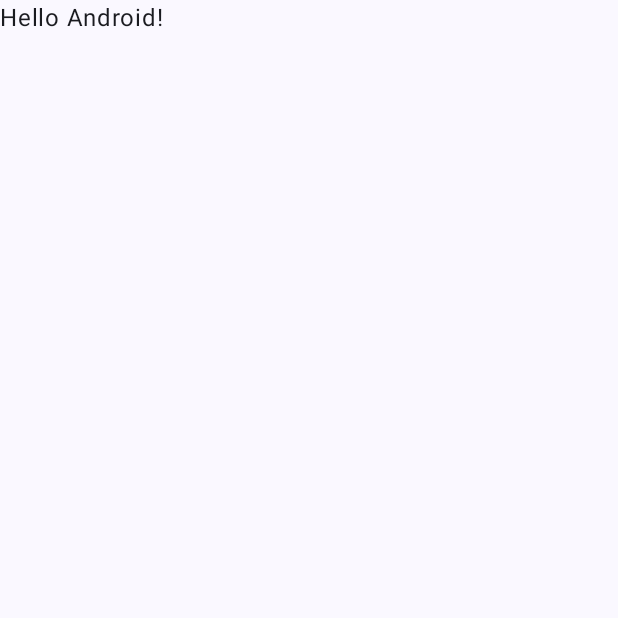
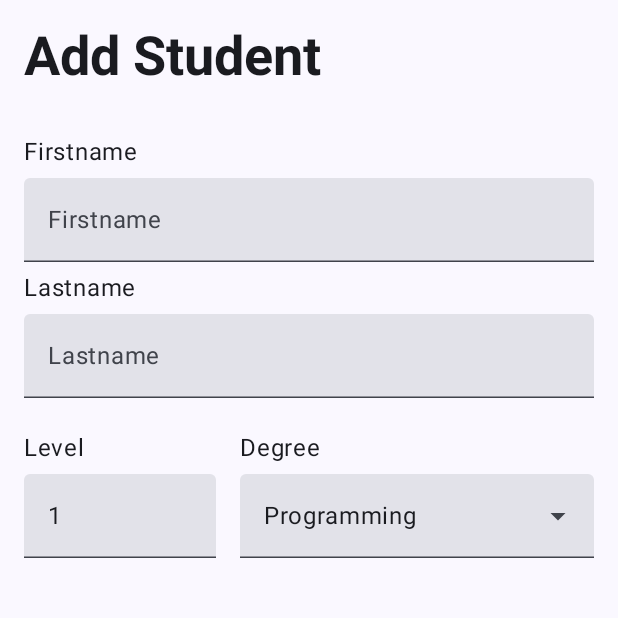
Before and after one commit to arcreane/kotlin-Septsept, an Android app built with Jetpack Compose: the screen it shows after launch (MainActivity), on a phone screen of 412 x 824 dp, the top half of it. Before the commit the part shown is almost empty. Run offline under Robolectric (Android 15) with nearby library versions, the phone set to English and light mode, and no system bars.

Commit message:
Ajout de la vue de l'ajout d'utilisateur : - Nom - Prénom - Niveau - Cursus

```diff
--- a/app/build.gradle.kts
+++ b/app/build.gradle.kts
@@ -1,6 +1,8 @@
 plugins {
     id("com.android.application")
     id("org.jetbrains.kotlin.android")
+    id("kotlin-kapt")
+    id("kotlin-parcelize")
 }
 
 android {
@@ -66,4 +68,8 @@ dependencies {
     androidTestImplementation("androidx.compose.ui:ui-test-junit4")
     debugImplementation("androidx.compose.ui:ui-tooling")
     debugImplementation("androidx.compose.ui:ui-test-manifest")
+
+    implementation("androidx.room:room-runtime:2.6.1")
+    annotationProcessor("androidx.room:room-compiler:2.6.1")
+
 }
--- /dev/null
+++ b/app/src/main/java/com/example/teammanager/AddStudentApp.kt
@@ -0,0 +1,20 @@
+package com.example.teammanager
+
+import androidx.compose.foundation.layout.fillMaxSize
+import androidx.compose.material3.MaterialTheme
+import androidx.compose.material3.Surface
+import androidx.compose.runtime.Composable
+import androidx.compose.ui.Modifier
+import com.example.teammanager.ui.theme.TeamManagerTheme
+
+@Composable
+fun AddStudentApp() {
+    TeamManagerTheme {
+        Surface(
+            modifier = Modifier.fillMaxSize(),
+            color = MaterialTheme.colorScheme.background
+        ) {
+            AddStudentScreen()
+        }
+    }
+}
--- /dev/null
+++ b/app/src/main/java/com/example/teammanager/AddStudentScreen.kt
@@ -0,0 +1,181 @@
+package com.example.teammanager
+
+import androidx.compose.foundation.layout.Arrangement
+import androidx.compose.foundation.layout.Column
+import androidx.compose.foundation.layout.Row
+import androidx.compose.foundation.layout.Spacer
+import androidx.compose.foundation.layout.fillMaxWidth
+import androidx.compose.foundation.layout.padding
+import androidx.compose.foundation.layout.width
+import androidx.compose.foundation.rememberScrollState
+import androidx.compose.foundation.text.KeyboardOptions
+import androidx.compose.foundation.verticalScroll
+import androidx.compose.material.icons.Icons
+import androidx.compose.material.icons.filled.Info
+import androidx.compose.material3.DropdownMenuItem
+import androidx.compose.material3.ExperimentalMaterial3Api
+import androidx.compose.material3.ExposedDropdownMenuBox
+import androidx.compose.material3.ExposedDropdownMenuDefaults
+import androidx.compose.material3.Icon
+import androidx.compose.material3.MaterialTheme
+import androidx.compose.material3.Text
+import androidx.compose.material3.TextField
+import androidx.compose.runtime.Composable
+import androidx.compose.runtime.getValue
+import androidx.compose.runtime.mutableStateOf
+import androidx.compose.runtime.remember
+import androidx.compose.runtime.saveable.rememberSaveable
+import androidx.compose.runtime.setValue
+import androidx.compose.ui.res.stringResource
+import androidx.compose.ui.text.font.FontWeight
+import androidx.compose.ui.unit.dp
+import androidx.compose.ui.Modifier
+import androidx.compose.ui.text.input.KeyboardType
+
+@Composable
+fun AddStudentScreen() {
+
+    var firstname by rememberSaveable { mutableStateOf("") };
+    var lastname by rememberSaveable { mutableStateOf("") };
+    var level by rememberSaveable { mutableStateOf("1") }
+    var isMaxLevelError by rememberSaveable { mutableStateOf(false) }
+    var recurrence by rememberSaveable { mutableStateOf(DegreeUtil.Degree.Programming.name) }
+
+    Column(
+        modifier = Modifier
+            .padding(16.dp, 16.dp)
+            .verticalScroll(rememberScrollState()),
+        verticalArrangement = Arrangement.spacedBy(8.dp)
+    ) {
+
+        Text(
+            text = stringResource(id = R.string.add_student),
+            fontWeight = FontWeight.Bold,
+            style = MaterialTheme.typography.displaySmall
+        )
+
+        Spacer(modifier = Modifier.padding(8.dp))
+
+        Text(
+            text = stringResource(id = R.string.student_firstname),
+            style = MaterialTheme.typography.bodyLarge
+        )
+
+        TextField(
+            modifier = Modifier.fillMaxWidth(),
+            value = firstname,
+            onValueChange = { firstname = it },
+            placeholder = { Text(text = "Firstname") },
+        )
+
+        Text(
+            text = stringResource(id = R.string.student_lastname),
+            style = MaterialTheme.typography.bodyLarge
+        )
+
+        TextField(
+            modifier = Modifier.fillMaxWidth(),
+            value = lastname,
+            onValueChange = { lastname = it },
+            placeholder = { Text(text = "Lastname") },
+        )
+
+        Spacer(modifier = Modifier.padding(4.dp))
+
+        Row(
+            horizontalArrangement = Arrangement.spacedBy(16.dp)
+        ) {
+            val maxLevel = 5
+
+            Column(
+                verticalArrangement = Arrangement.spacedBy(8.dp)
+            ) {
+                Text(
+                    text = stringResource(id = R.string.level),
+                    style = MaterialTheme.typography.bodyLarge
+                )
+                TextField(
+                    modifier = Modifier.width(128.dp),
+                    value = level,
+                    onValueChange = {
+                        if (it.length < maxLevel) {
+                            isMaxLevelError = false
+                            level = it
+                        } else {
+                            isMaxLevelError = true
+                        }
+                    },
+                    trailingIcon = {
+                        if (isMaxLevelError) {
+                            Icon(
+                                imageVector = Icons.Filled.Info,
+                                contentDescription = "Error",
+                                tint = MaterialTheme.colorScheme.error
+                            )
+                        }
+                    },
+                    placeholder = { Text(text = "e.g. 1") },
+                    isError = isMaxLevelError,
+                    keyboardOptions = KeyboardOptions(keyboardType = KeyboardType.Number)
+                )
+            }
+            DegreeDropdownMenu { recurrence = it }
+        }
+
+        if (isMaxLevelError) {
+            Text(
+                text = stringResource(id = R.string.maxLevelError),
+                color = MaterialTheme.colorScheme.error,
+                style = MaterialTheme.typography.bodySmall,
+            )
+        }
+
+    }
+}
+
+@OptIn(ExperimentalMaterial3Api::class)
+private
+@Composable
+fun DegreeDropdownMenu(degree: (String) -> Unit) {
+    Column(
+        verticalArrangement = Arrangement.spacedBy(8.dp)
+    ) {
+        Text(
+            text = stringResource(id = R.string.degree),
+            style = MaterialTheme.typography.bodyLarge
+        )
+
+        val options = DegreeUtil.getDegreeList().map { it.name }
+        var expanded by remember { mutableStateOf(false) }
+        var selectedOptionText by remember { mutableStateOf(options[0]) }
+
+        ExposedDropdownMenuBox(
+            expanded = expanded,
+            onExpandedChange = { expanded = !expanded },
+        ) {
+            TextField(
+                modifier = Modifier.menuAnchor(),
+                readOnly = true,
+                value = selectedOptionText,
+                onValueChange = {},
+                trailingIcon = { ExposedDropdownMenuDefaults.TrailingIcon(expanded = expanded) },
+                colors = ExposedDropdownMenuDefaults.textFieldColors(),
+            )
+            ExposedDropdownMenu(
+                expanded = expanded,
+                onDismissRequest = { expanded = false },
+            ) {
+                options.forEach { selectionOption ->
+                    DropdownMenuItem(
+                        text = { Text(selectionOption) },
+                        onClick = {
+                            selectedOptionText = selectionOption
+                            degree(selectionOption)
+                            expanded = false
+                        }
+                    )
+                }
+            }
+        }
+    }
+}
--- /dev/null
+++ b/app/src/main/java/com/example/teammanager/DegreeUtil.kt
@@ -0,0 +1,21 @@
+package com.example.teammanager
+
+class DegreeUtil {
+
+    enum class Degree {
+        Programming,
+        Marketing,
+        Cybersecurity
+    }
+
+    companion object {
+        fun getDegreeList(): List<Degree> {
+            val recurrenceList = mutableListOf<Degree>()
+            recurrenceList.add(Degree.Programming)
+            recurrenceList.add(Degree.Marketing)
+            recurrenceList.add(Degree.Cybersecurity)
+
+            return recurrenceList
+        }
+    }
+}
--- a/app/src/main/java/com/example/teammanager/MainActivity.kt
+++ b/app/src/main/java/com/example/teammanager/MainActivity.kt
@@ -16,31 +16,13 @@ class MainActivity : ComponentActivity() {
     override fun onCreate(savedInstanceState: Bundle?) {
         super.onCreate(savedInstanceState)
         setContent {
-            TeamManagerTheme {
-                // A surface container using the 'background' color from the theme
-                Surface(
-                    modifier = Modifier.fillMaxSize(),
-                    color = MaterialTheme.colorScheme.background
-                ) {
-                    Greeting("Android")
-                }
-            }
+            AddStudentApp()
         }
     }
 }
 
+@Preview
 @Composable
-fun Greeting(name: String, modifier: Modifier = Modifier) {
-    Text(
-        text = "Hello $name!",
-        modifier = modifier
-    )
+fun AddStudentAppPreview(){
+    AddStudentApp()
 }
-
-@Preview(showBackground = true)
-@Composable
-fun GreetingPreview() {
-    TeamManagerTheme {
-        Greeting("Android")
-    }
-}
--- a/app/src/main/res/values/strings.xml
+++ b/app/src/main/res/values/strings.xml
@@ -1,3 +1,9 @@
 <resources>
-    <string name="app_name">TeamManager</string>
+    <string name="app_name" translatable="false">TeamManager</string>
+    <string name="add_student">Add Student</string>
+    <string name="student_firstname">Firstname</string>
+    <string name="student_lastname">Lastname</string>
+    <string name="level">Level</string>
+    <string name="maxLevelError">He cannot be more than level 5.</string>
+    <string name="degree">Degree</string>
 </resources>
```
Also changed, not shown: 1 other file.
